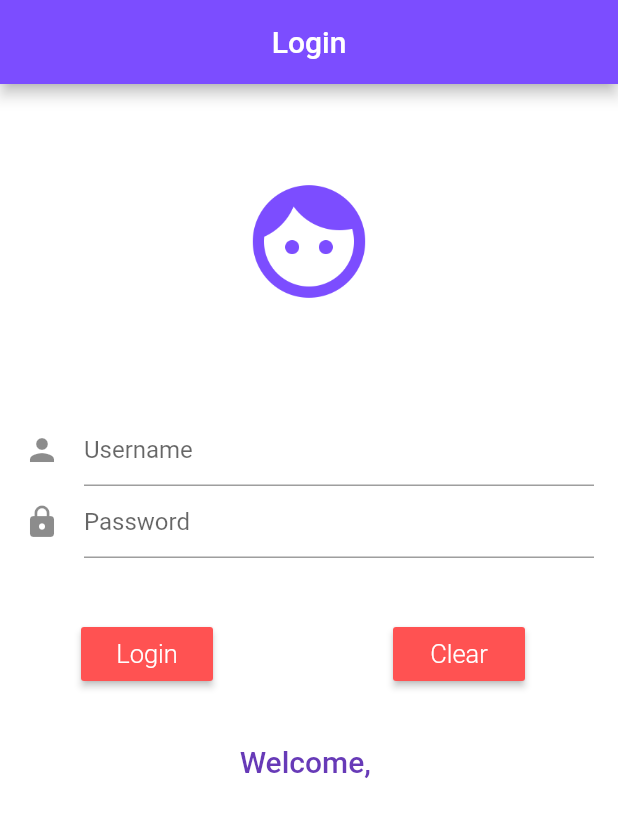
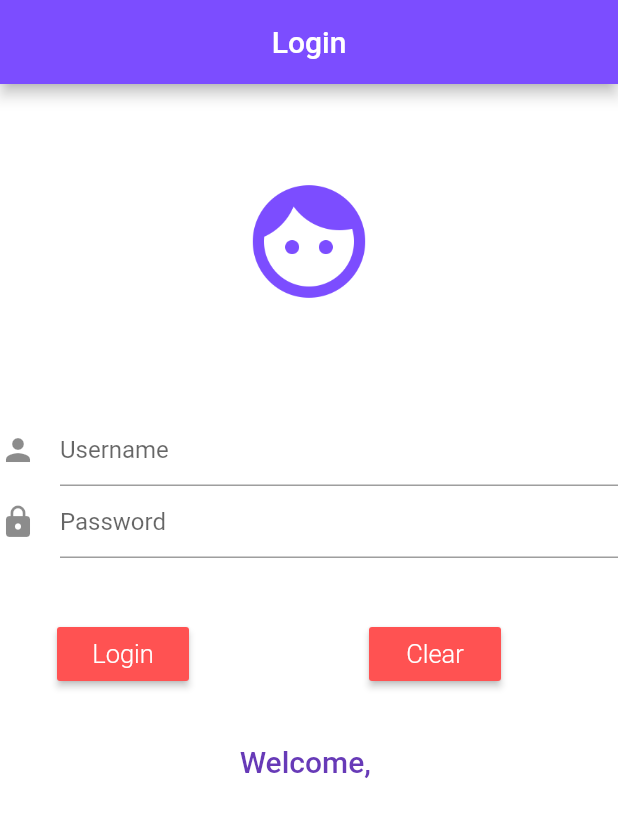
Before and after one commit to cryz97/loginApp_flutter, a Flutter app: the screen it shows after launch, on a phone screen of 412 x 824 dp. Shown: the top 817 px of the screen. Run offline on Flutter 3.47's test engine with Material 2 defaults, Android fonts, the phone set to English and light mode, and no system bars.

```diff
--- a/lib/ui/login.dart
+++ b/lib/ui/login.dart
@@ -46,7 +46,7 @@ class LoginState extends State<Login> {
 
       body: new Container(
         alignment: Alignment.topCenter,
-        child: new Column(
+        child: new ListView(
           children: <Widget>[
 
             new Padding(padding: EdgeInsets.all(30)),
@@ -82,6 +82,7 @@ class LoginState extends State<Login> {
                       icon: new Icon(Icons.lock),
 
                     ),
+                    obscureText: true,
                   ),
 
                   new Padding(padding: new EdgeInsets.all(20)),
```
